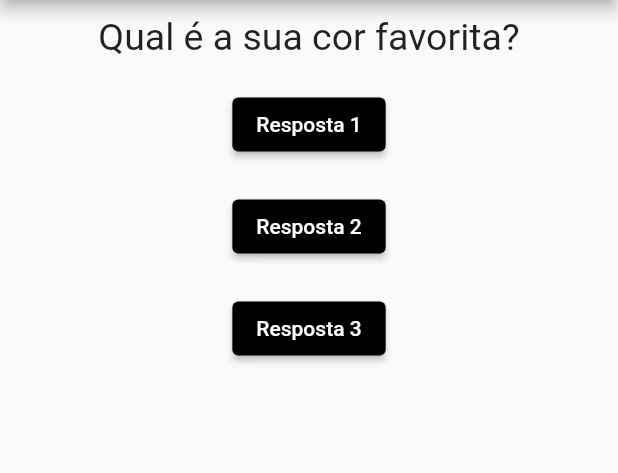
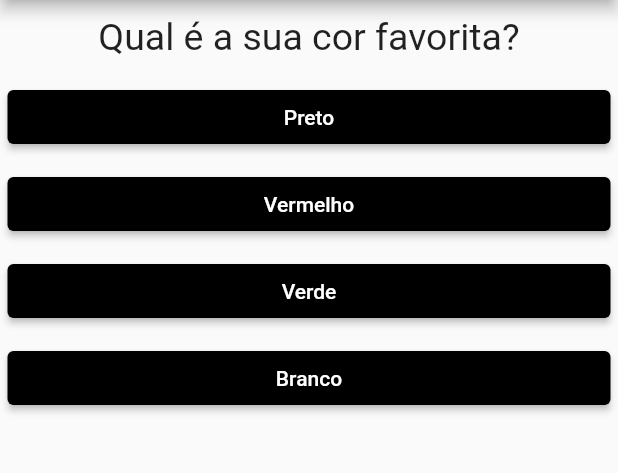
Before and after one commit to rafaelledo/projeto_perguntas, a Flutter app: the screen it shows after launch, on a phone screen of 412 x 824 dp, the part 84-557 px from its top. Run offline on Flutter 3.47's test engine with Material 2 defaults, Android fonts, the phone set to English and light mode, and no system bars.

Commit message:
refactor
implement List<Map<String, Object>> in main.dart

```diff
--- a/lib/main.dart
+++ b/lib/main.dart
@@ -1,30 +1,49 @@
-import 'question.dart';
+import 'src/question.dart';
 import 'package:flutter/material.dart';
-import 'reponse.dart';
+import 'src/reponse.dart';
 
-void main(List<String> args) => runApp(PerguntaApp());
+void main(List<String> args) => runApp(const PerguntaApp());
 
-class _PerguntaAppState extends State<PerguntaApp> {
+class PerguntaAppState extends State<PerguntaApp> {
   var _perguntaSelecionada = 0;
 
+  final _perguntas = const [
+    {
+      'texto': 'Qual é a sua cor favorita?',
+      'respostas': ['Preto', 'Vermelho', 'Verde', 'Branco'],
+    },
+    {
+      'texto': 'Qual é a seu animal favorito?',
+      'respostas': ['Coelho', 'Cobra', 'Elefante', 'Leão'],
+    },
+    {
+      'texto': 'Qual o seu instrutor favorito?',
+      'respostas': ['Maria', 'João', 'Leonardo', 'Pedro'],
+    },
+  ];
+
   void _responder() {
-    setState(() {
-      print(_perguntaSelecionada);
-    });
-    _perguntaSelecionada++;
+    if (temPerguntaSelecionada) {
+      setState(() {
+        _perguntaSelecionada++;
+      });
+    }
+  }
+
+  bool get temPerguntaSelecionada {
+    return _perguntaSelecionada < _perguntas.length;
   }
 
   @override
   Widget build(BuildContext context) {
-    final perguntas = [
-      'Qual é a sua cor favorita?',
-      'Qual é a sua comida favorita?',
-    ];
+    List<String> respostas = temPerguntaSelecionada
+        ? _perguntas[_perguntaSelecionada].cast()['respostas']
+        : [];
 
     return MaterialApp(
       home: Scaffold(
         appBar: AppBar(
-          title: Container(
+          title: const SizedBox(
             width: double.infinity,
             child: Text(
               'Perguntas',
@@ -32,22 +51,30 @@ class _PerguntaAppState extends State<PerguntaApp> {
             ),
           ),
         ),
-        body: Column(
-          children: [
-            Question(perguntas[_perguntaSelecionada]),
-            Response('Resposta 1', _responder),
-            Response('Resposta 2', _responder),
-            Response('Resposta 3', _responder),
-          ],
-        ),
+        body: temPerguntaSelecionada
+            ? Column(
+                children: <Widget>[
+                  Question(
+                      _perguntas[_perguntaSelecionada]['texto'].toString()),
+                  ...respostas.map((t) => Response(t, _responder)).toList(),
+                ],
+              )
+            : const Center(
+                child: Text(
+                  'Parabéns!',
+                  style: TextStyle(fontSize: 25),
+                ),
+              ),
       ),
     );
   }
 }
 
 class PerguntaApp extends StatefulWidget {
+  const PerguntaApp({super.key});
+
   @override
-  _PerguntaAppState createState() {
-    return _PerguntaAppState();
+  PerguntaAppState createState() {
+    return PerguntaAppState();
   }
 }
--- a/lib/question.dart
+++ b/lib/src/question.dart
@@ -12,7 +12,7 @@ class Question extends StatelessWidget {
       margin: const EdgeInsets.all(10),
       child: Text(
         text,
-        style: TextStyle(fontSize: 25),
+        style: const TextStyle(fontSize: 25),
         textAlign: TextAlign.center,
       ),
     );
--- a/lib/reponse.dart
+++ b/lib/src/reponse.dart
@@ -9,7 +9,8 @@ class Response extends StatelessWidget {
   @override
   Widget build(BuildContext context) {
     return Container(
-      margin: const EdgeInsets.all(10),
+      margin: const EdgeInsets.all(5),
+      width: double.infinity,
       child: ElevatedButton(
         onPressed: quandoSelecionado,
         style: ElevatedButton.styleFrom(
```
